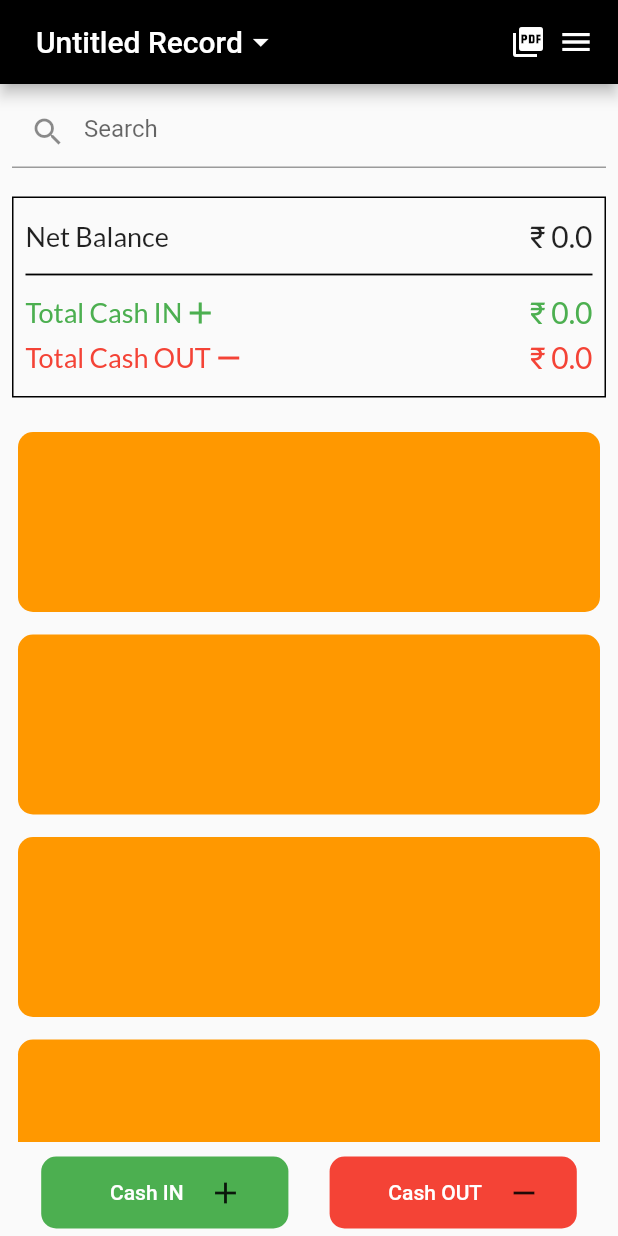
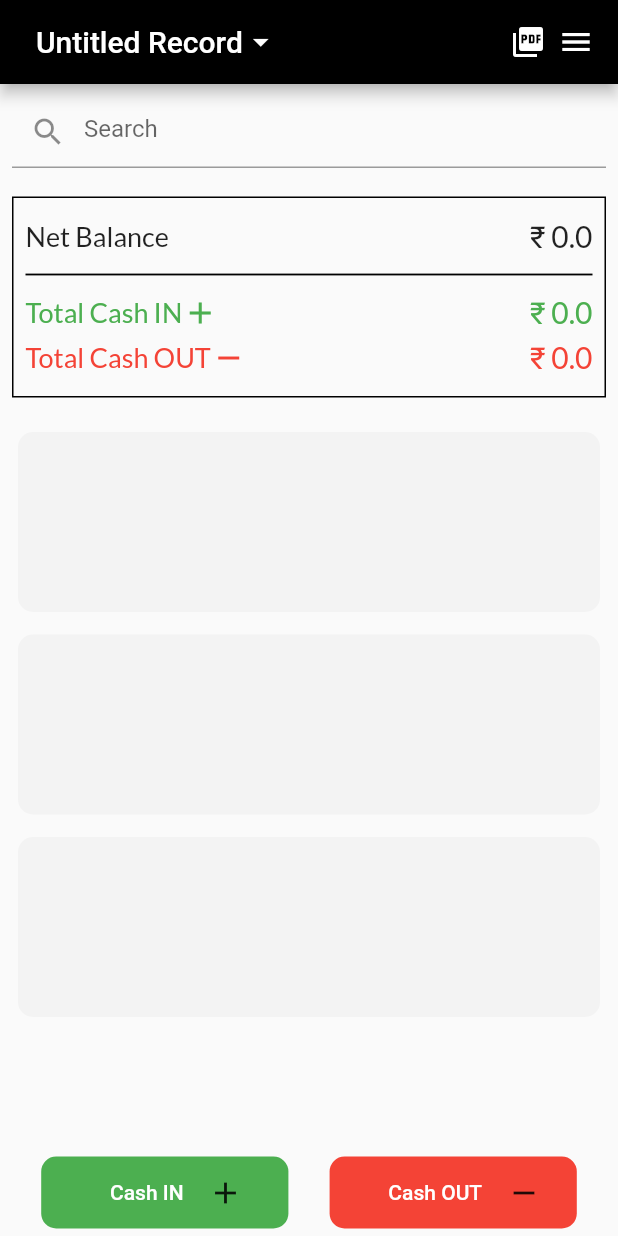
Before and after one commit to himanshu-dxm/CashBook-App, a Flutter app: the screen it shows after launch, on a phone screen of 412 x 824 dp. Run offline on Flutter 3.47's test engine with Material 2 defaults, Android fonts, the phone set to English and light mode, and no system bars; our stand-ins replace firebase_core, google_fonts; accounts and stored records are empty.

Commit message:
Configured Firebase

```diff
--- a/lib/main.dart
+++ b/lib/main.dart
@@ -1,7 +1,6 @@
-import 'package:expenses_record/screens/cashInOut.dart';
 import 'package:expenses_record/screens/home.dart';
+import 'package:firebase_core/firebase_core.dart';
 import 'package:flutter/material.dart';
-import 'package:google_fonts/google_fonts.dart';
 
 void main() {
   runApp(MyApp());
@@ -11,13 +10,33 @@ class MyApp extends StatelessWidget {
   // This widget is the root of your application.
   @override
   Widget build(BuildContext context) {
+
+    Future<FirebaseApp> _initializeFirebase() async {
+      FirebaseApp firebaseApp = await Firebase.initializeApp();
+      return firebaseApp;
+    }
+
     return MaterialApp(
       debugShowCheckedModeBanner: false,
       title: 'Expenses Record',
       theme: ThemeData(
         primarySwatch: Colors.blueGrey,
       ),
-      home: HomePage(),
+      home: FutureBuilder(
+        future: _initializeFirebase(),
+        builder: (context,snapshot) {
+          if(snapshot.hasError) {
+            return Text("Error Initializing Firebase");
+          } else if(snapshot.connectionState == ConnectionState.done) {
+            return HomePage();
+          }
+          return CircularProgressIndicator(
+            valueColor: AlwaysStoppedAnimation<Color>(
+              Colors.orange
+            ),
+          );
+        },
+      ),
     );
   }
 }
--- a/lib/screens/home.dart
+++ b/lib/screens/home.dart
@@ -73,6 +73,8 @@ class _HomePageState extends State<HomePage> {
       ),
       body: Column(
         children: [
+
+          // Search Bar
           Container(
             padding: EdgeInsets.all(8),
             child: TextField(
@@ -83,7 +85,10 @@ class _HomePageState extends State<HomePage> {
               ),
             )
           ),
+
           SizedBox(height: 3,),
+
+          //Balance Container
           Container(
             margin: EdgeInsets.all(8),
             padding: EdgeInsets.all(8),
@@ -188,28 +193,20 @@ class _HomePageState extends State<HomePage> {
               ],
             ),
           ),
-          // SizedBox(height: 5,),
+
+          // Items List
           Expanded(
             child: ListView.builder(
-              itemCount: 5,
+              itemCount: 3,
               itemBuilder: (context, index) {
-                return Padding(
-                  padding:
-                      const EdgeInsets.only(top: 15.0, left: 12.0, right: 12.0),
-                  child: Container(
-                    decoration: BoxDecoration(
-                        // color: Color(0xffF3F3F3),
-                        color: Colors.orange,
-                        shape: BoxShape.rectangle,
-                        borderRadius: BorderRadius.all(Radius.circular(10.0))),
-                    height: 120,
-                    width: 360,
-                  ),
-                );
+                return ExpenseTile();
               },
             ),
           ),
+
           SizedBox(height: 5,),
+
+          // Bottom buttons
           Container(
             padding: EdgeInsets.symmetric(vertical: 5),
             child: Row(
@@ -282,3 +279,24 @@ class _HomePageState extends State<HomePage> {
     );
   }
 }
+
+class ExpenseTile extends StatelessWidget {
+
+  const ExpenseTile({Key? key}) : super(key: key);
+
+  @override
+  Widget build(BuildContext context) {
+    return Padding(
+      padding:
+      const EdgeInsets.only(top: 15.0, left: 12.0, right: 12.0),
+      child: Container(
+        decoration: BoxDecoration(
+            color: Color(0xffF3F3F3),
+            shape: BoxShape.rectangle,
+            borderRadius: BorderRadius.all(Radius.circular(10.0))),
+        height: 120,
+        width: 360,
+      ),
+    );
+  }
+}
--- /dev/null
+++ b/lib/utils/firebaseMethods.dart
@@ -0,0 +1,5 @@
+import 'package:firebase_core/firebase_core.dart';
+
+class DatabaseMethods {
+
+}
--- a/pubspec.yaml
+++ b/pubspec.yaml
@@ -24,6 +24,9 @@ dependencies:
   flutter:
     sdk: flutter
   google_fonts: ^2.1.0
+  firebase_core: ^1.6.0
+  cloud_firestore: ^2.5.1
+  firebase_auth: ^3.1.0
 
 
   # The following adds the Cupertino Icons font to your application.
```
Also changed, not shown: lib/screens/cashInOut.dart (+51 -6 lines), pubspec.lock, 3 other files.
